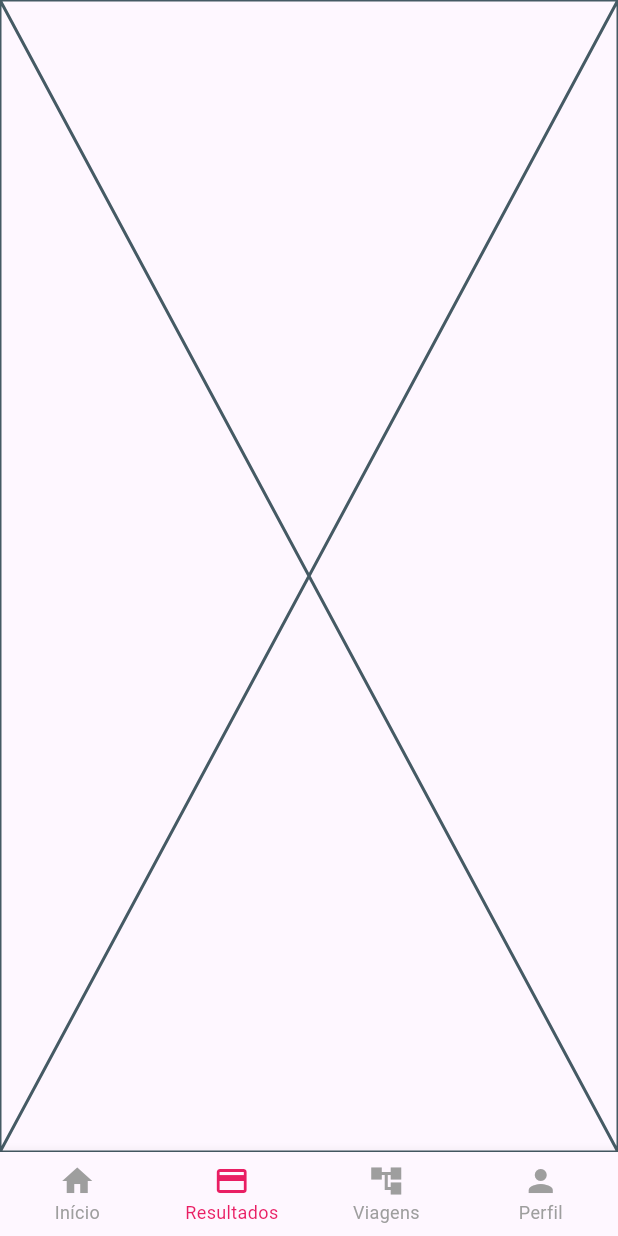
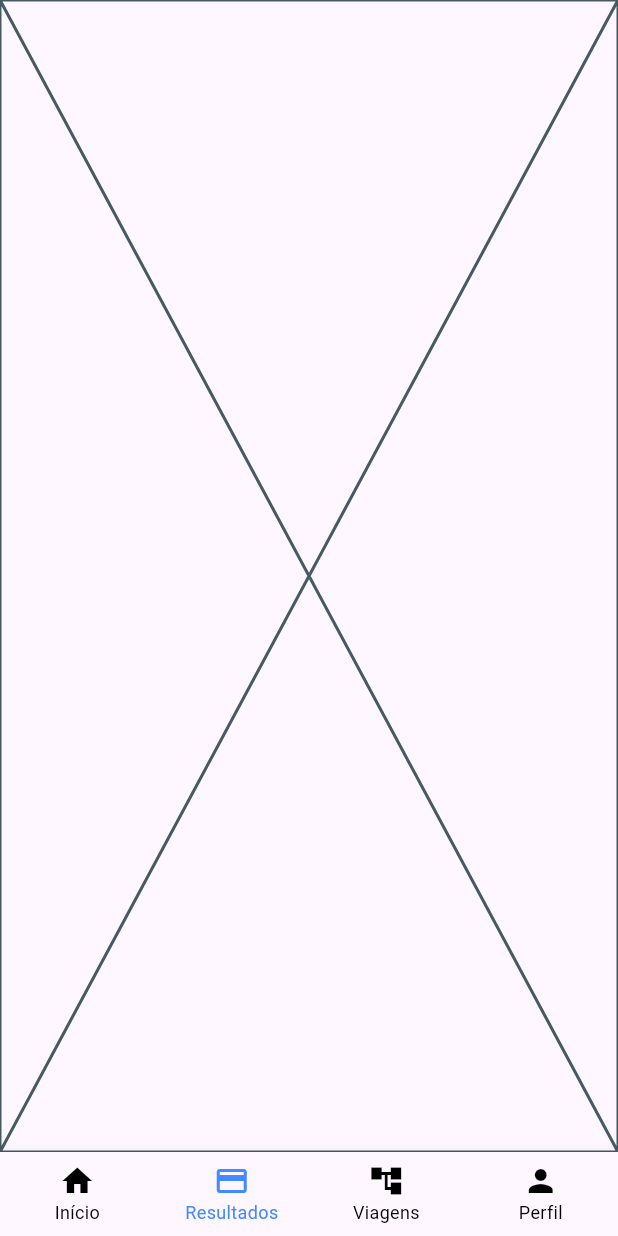
Before and after one commit to devbubup/tank-blindados-driver, a Flutter app: the Dashboard screen opened directly, item 2 of the bottom bar chosen, on a phone screen of 412 x 824 dp. Run offline on Flutter 3.47's test engine with Material 3 defaults, Android fonts, the phone set to English and light mode, and no system bars; our stand-ins replace connectivity_plus, firebase_auth, firebase_core, firebase_database, firebase_messaging, firebase_storage and 4 more; missing offline and left inert: flutter_geofire; accounts and stored records are empty.

Commit message:
Alterações no Dashboard

```diff
--- a/lib/pages/dashboard.dart
+++ b/lib/pages/dashboard.dart
@@ -80,8 +80,8 @@ class _DashboardState extends State<Dashboard> with SingleTickerProviderStateMix
         ],
         currentIndex: indexSelected,
         //backgroundColor: Colors.grey,
-        unselectedItemColor: Colors.grey,
-        selectedItemColor: Colors.pink,
+        unselectedItemColor: Colors.black,
+        selectedItemColor: Colors.blueAccent,
         showSelectedLabels: true,
         selectedLabelStyle: const TextStyle(fontSize: 12),
         type: BottomNavigationBarType.fixed,
```
